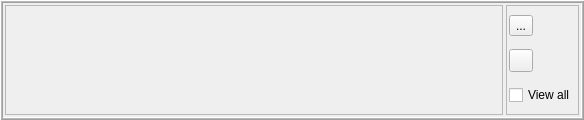
Old version of the form forms/imageStackWidget.ui in the repository isis-group/vast.
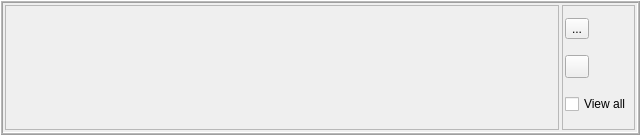
New version of the form. Icons and pictures are not drawn.

Patch:
```diff
--- a/forms/imageStackWidget.ui
+++ b/forms/imageStackWidget.ui
@@ -6,8 +6,8 @@
    <rect>
     <x>0</x>
     <y>0</y>
-    <width>584</width>
-    <height>120</height>
+    <width>640</width>
+    <height>135</height>
    </rect>
   </property>
   <property name="sizePolicy">
```
